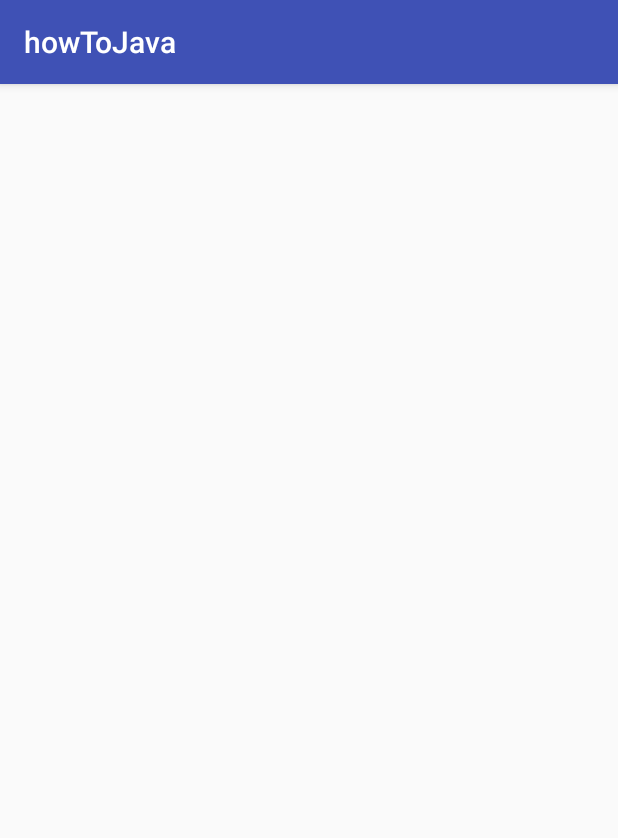
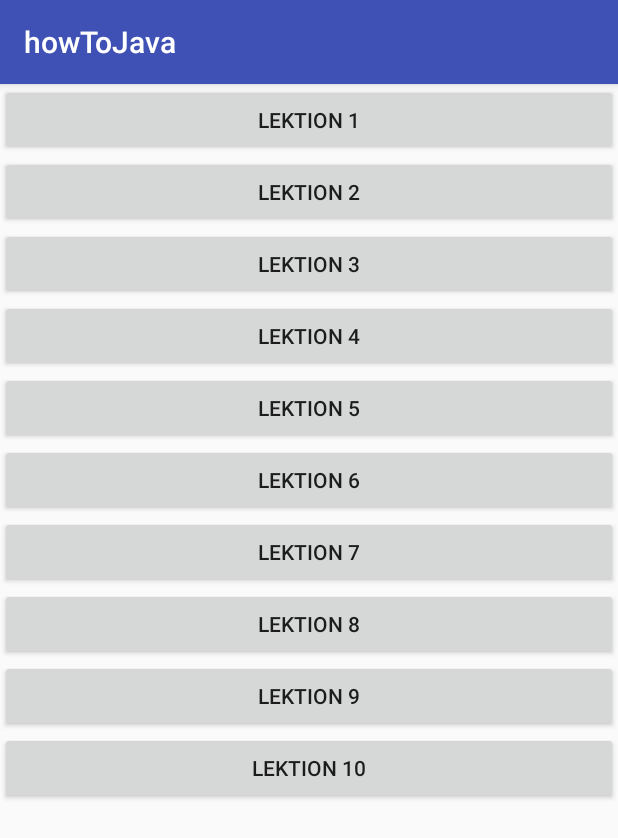
Before and after one commit to Tokimetakaari/howToJava, an Android app: the PlayMenu screen opened directly, with no data from a screen before it, on a phone screen of 412 x 824 dp. Shown: the top 838 px of the screen. Run offline under Robolectric (Android 15) with nearby library versions, the phone set to English and light mode, and no system bars.

Commit message:
Praxis aufbau

```diff
--- a/app/src/main/AndroidManifest.xml
+++ b/app/src/main/AndroidManifest.xml
@@ -20,6 +20,7 @@
         <activity android:name=".PlayMenu" />
         <activity android:name=".TheoryMenu" />
         <activity android:name=".Theory" />
+        <activity android:name=".PlayLesson" />
     </application>
 
 </manifest>
--- a/app/src/main/java/com/example/niklasjahning/howtojava/PlayMenu.java
+++ b/app/src/main/java/com/example/niklasjahning/howtojava/PlayMenu.java
@@ -1,18 +1,79 @@
 package com.example.niklasjahning.howtojava;
 
+import android.content.Intent;
 import android.os.Bundle;
 import android.support.v7.app.AppCompatActivity;
 import android.view.View;
+import android.widget.Button;
 
 public class PlayMenu extends AppCompatActivity implements View.OnClickListener {
+
+    Button b1, b2, b3, b4, b5, b6, b7, b8, b9, b10;
 
     @Override
     protected void onCreate(Bundle savedInstanceState) {
         super.onCreate(savedInstanceState);
-        setContentView(R.layout.play_menu);}
+        setContentView(R.layout.play_menu);
+        setupButtons();
+        setupListener();
+    }
+
+    private void setupButtons()
+    {
+        b1 = findViewById(R.id.lektion_1);
+        b2 = findViewById(R.id.lektion_2);
+        b3 = findViewById(R.id.lektion_3);
+        b4 = findViewById(R.id.lektion_4);
+        b5 = findViewById(R.id.lektion_5);
+        b6 = findViewById(R.id.lektion_6);
+        b7 = findViewById(R.id.lektion_7);
+        b8 = findViewById(R.id.lektion_8);
+        b9 = findViewById(R.id.lektion_9);
+        b10 = findViewById(R.id.lektion_10);
+    }
+
+    private void setupListener()
+    {
+        b1.setOnClickListener(this);
+        b2.setOnClickListener(this);
+        b3.setOnClickListener(this);
+        b4.setOnClickListener(this);
+        b5.setOnClickListener(this);
+        b6.setOnClickListener(this);
+        b7.setOnClickListener(this);
+        b8.setOnClickListener(this);
+        b9.setOnClickListener(this);
+        b10.setOnClickListener(this);
+    }
 
     @Override
-    public void onClick(View view) {
+    public void onClick(View view)
+    {
+        Intent i = new Intent(PlayMenu.this, PlayLesson.class);
 
+        switch (view.getId())
+        {
+            case R.id.lektion_1: i.putExtra("layout_num",1);
+                break;
+            case R.id.lektion_2: i.putExtra("layout_num",2);
+                break;
+            case R.id.lektion_3: i.putExtra("layout_num",3);
+                break;
+            case R.id.lektion_4: i.putExtra("layout_num",4);
+                break;
+            case R.id.lektion_5: i.putExtra("layout_num",5);
+                break;
+            case R.id.lektion_6: i.putExtra("layout_num",6);
+                break;
+            case R.id.lektion_7: i.putExtra("layout_num",7);
+                break;
+            case R.id.lektion_8: i.putExtra("layout_num",8);
+                break;
+            case R.id.lektion_9: i.putExtra("layout_num",9);
+                break;
+            case R.id.lektion_10: i.putExtra("layout_num",10);
+                break;
+        }
+        startActivity(i);
     }
 }
--- a/app/src/main/res/layout/play_menu.xml
+++ b/app/src/main/res/layout/play_menu.xml
@@ -1,6 +1,68 @@
 <?xml version="1.0" encoding="utf-8"?>
-<android.support.constraint.ConstraintLayout
+<LinearLayout
     xmlns:android="http://schemas.android.com/apk/res/android" android:layout_width="match_parent"
-    android:layout_height="match_parent">
+    android:layout_height="match_parent"
+    android:orientation="vertical">
 
-</android.support.constraint.ConstraintLayout>
+    <Button
+        android:layout_width="match_parent"
+        android:layout_height="wrap_content"
+        android:text="@string/theorie_button1"
+        android:id="@+id/lektion_1"/>
+
+
+    <Button
+        android:layout_width="match_parent"
+        android:layout_height="wrap_content"
+        android:text="@string/theorie_button2"
+        android:id="@+id/lektion_2"/>
+
+    <Button
+        android:layout_width="match_parent"
+        android:layout_height="wrap_content"
+        android:text="@string/theorie_button3"
+        android:id="@+id/lektion_3"/>
+
+    <Button
+        android:layout_width="match_parent"
+        android:layout_height="wrap_content"
+        android:text="@string/theorie_button4"
+        android:id="@+id/lektion_4"/>
+
+    <Button
+        android:layout_width="match_parent"
+        android:layout_height="wrap_content"
+        android:text="@string/theorie_button5"
+        android:id="@+id/lektion_5"/>
+
+    <Button
+        android:layout_width="match_parent"
+        android:layout_height="wrap_content"
+        android:text="@string/theorie_button6"
+        android:id="@+id/lektion_6"/>
+
+    <Button
+        android:layout_width="match_parent"
+        android:layout_height="wrap_content"
+        android:text="@string/theorie_button7"
+        android:id="@+id/lektion_7"/>
+
+    <Button
+        android:layout_width="match_parent"
+        android:layout_height="wrap_content"
+        android:text="@string/theorie_button8"
+        android:id="@+id/lektion_8"/>
+
+    <Button
+        android:layout_width="match_parent"
+        android:layout_height="wrap_content"
+        android:text="@string/theorie_button9"
+        android:id="@+id/lektion_9"/>
+
+    <Button
+        android:layout_width="match_parent"
+        android:layout_height="wrap_content"
+        android:text="@string/theorie_button10"
+        android:id="@+id/lektion_10"/>
+
+</LinearLayout>
```
Also changed, not shown: app/src/main/java/com/example/niklasjahning/howtojava/PlayLesson.java (added, +38 -0 lines), app/src/main/res/layout/test.xml (added, +19 -0 lines).
